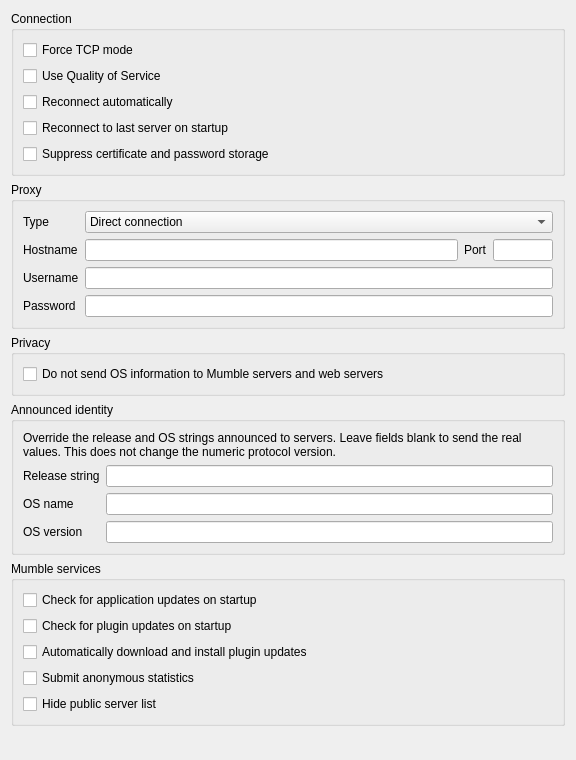
dankmaster/mumble, file src/mumble/NetworkConfig.ui: the form before one commit.
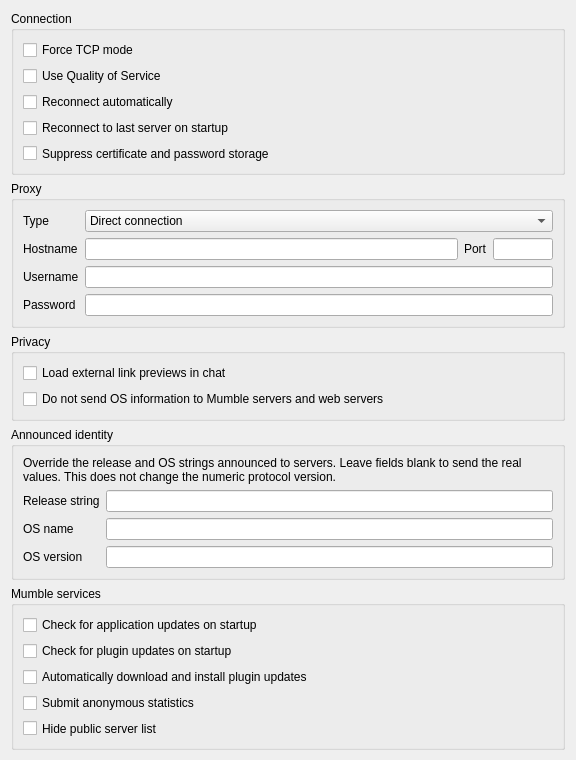
The form after the commit. Custom widgets are drawn as their Qt base class.

Commit message: feat: harden persistent chat preview fetching

```diff
--- a/src/mumble/NetworkConfig.ui
+++ b/src/mumble/NetworkConfig.ui
@@ -311,6 +311,19 @@
       <string>Privacy</string>
      </property>
      <layout class="QVBoxLayout" name="verticalLayout_4">
+      <item>
+       <widget class="QCheckBox" name="qcbLinkPreviews">
+        <property name="toolTip">
+         <string>Allow chat to load external metadata and thumbnails for pasted links</string>
+        </property>
+        <property name="whatsThis">
+         <string>&lt;b&gt;Load external link previews in chat&lt;/b&gt;.&lt;br/&gt;When enabled, Mumble fetches metadata and thumbnails for supported links in persistent chat. Localhost and private-network targets are blocked automatically.</string>
+        </property>
+        <property name="text">
+         <string>Load external link previews in chat</string>
+        </property>
+       </widget>
+      </item>
       <item>
        <widget class="QCheckBox" name="qcbHideOS">
         <property name="toolTip">
```
The commit also changes 6 other files.
